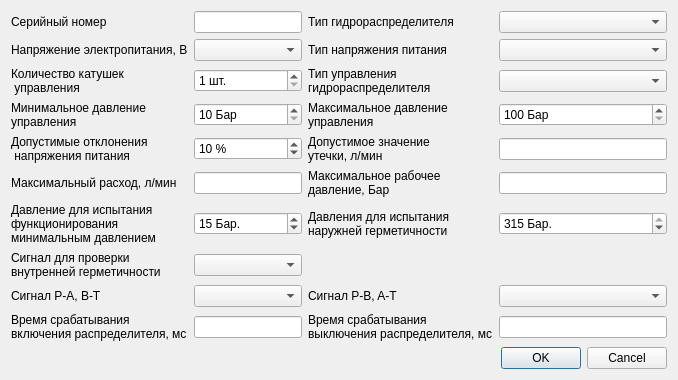
Qt form hydro_title_info.ui (firef0xff/SSHGS01) before a commit.
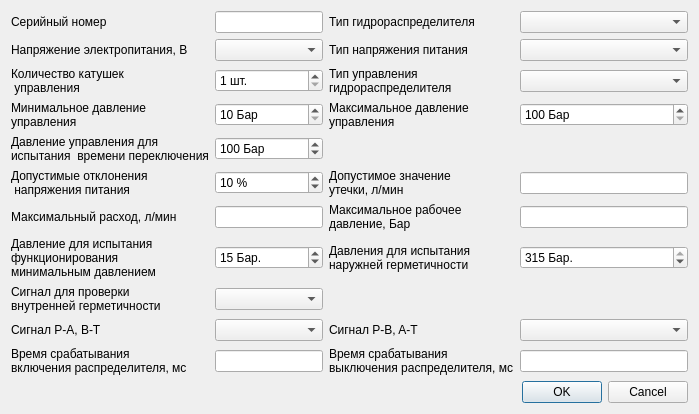
The same form after that commit.

Patch:
```diff
--- a/hydro_title_info.ui
+++ b/hydro_title_info.ui
@@ -74,7 +74,7 @@
        </item>
       </widget>
      </item>
-     <item row="9" column="1">
+     <item row="10" column="1">
       <widget class="QSpinBox" name="MinPressure">
        <property name="toolTip">
         <string>10...100 Бар</string>
@@ -104,7 +104,7 @@
        </property>
       </widget>
      </item>
-     <item row="9" column="3">
+     <item row="10" column="3">
       <widget class="QSpinBox" name="HermPressure">
        <property name="toolTip">
         <string>10...315 Бар</string>
@@ -133,7 +133,7 @@
        </property>
       </widget>
      </item>
-     <item row="11" column="0">
+     <item row="12" column="0">
       <widget class="QLabel" name="l_herm_signal">
        <property name="text">
         <string>Сигнал для проверки
@@ -149,7 +149,7 @@
        </property>
       </widget>
      </item>
-     <item row="13" column="0">
+     <item row="14" column="0">
       <widget class="QLabel" name="l_actuation_on_time">
        <property name="text">
         <string>Время срабатывания
@@ -157,7 +157,7 @@
        </property>
       </widget>
      </item>
-     <item row="6" column="1">
+     <item row="7" column="1">
       <widget class="QSpinBox" name="VoltageRange">
        <property name="toolTip">
         <string>0...30 %</string>
@@ -183,23 +183,18 @@
        </property>
       </widget>
      </item>
-     <item row="7" column="0">
+     <item row="8" column="0">
       <widget class="QLabel" name="l_max_expenditure">
        <property name="text">
         <string>Максимальный расход, л/мин</string>
        </property>
       </widget>
      </item>
-     <item row="13" column="1">
-      <widget class="QLineEdit" name="ActuationOnTime">
-       <property name="toolTip">
-        <string>1...2000 мс</string>
-       </property>
-       <property name="toolTipDuration">
-        <number>1000</number>
-       </property>
-       <property name="clearButtonEnabled">
-        <bool>true</bool>
+     <item row="7" column="0">
+      <widget class="QLabel" name="l_voltage_range">
+       <property name="text">
+        <string>Допустимые отклонения
+ напряжения питания</string>
        </property>
       </widget>
      </item>
@@ -220,6 +215,27 @@
        </item>
       </widget>
      </item>
+     <item row="14" column="1">
+      <widget class="QLineEdit" name="ActuationOnTime">
+       <property name="toolTip">
+        <string>1...2000 мс</string>
+       </property>
+       <property name="toolTipDuration">
+        <number>1000</number>
+       </property>
+       <property name="clearButtonEnabled">
+        <bool>true</bool>
+       </property>
+      </widget>
+     </item>
+     <item row="14" column="2">
+      <widget class="QLabel" name="l_actuation_off_time">
+       <property name="text">
+        <string>Время срабатывания
+выключения распределителя, мс</string>
+       </property>
+      </widget>
+     </item>
      <item row="4" column="1">
       <widget class="QSpinBox" name="ReelCount">
        <property name="suffix">
@@ -233,15 +249,7 @@
        </property>
       </widget>
      </item>
-     <item row="13" column="2">
-      <widget class="QLabel" name="l_actuation_off_time">
-       <property name="text">
-        <string>Время срабатывания
-выключения распределителя, мс</string>
-       </property>
-      </widget>
-     </item>
-     <item row="9" column="0">
+     <item row="10" column="0">
       <widget class="QLabel" name="l_min_pressure">
        <property name="text">
         <string>Давление для испытания
@@ -250,32 +258,7 @@
        </property>
       </widget>
      </item>
-     <item row="11" column="1">
-      <widget class="QComboBox" name="HermSignal">
-       <property name="currentText">
-        <string/>
-       </property>
-       <property name="currentIndex">
-        <number>-1</number>
-       </property>
-       <item>
-        <property name="text">
-         <string>Отсутствует</string>
-        </property>
-       </item>
-       <item>
-        <property name="text">
-         <string>Катушка А</string>
-        </property>
-       </item>
-       <item>
-        <property name="text">
-         <string>Катушка Б</string>
-        </property>
-       </item>
-      </widget>
-     </item>
-     <item row="12" column="1">
+     <item row="13" column="1">
       <widget class="QComboBox" name="PABTSignal">
        <property name="currentIndex">
         <number>-1</number>
@@ -297,21 +280,46 @@
        </item>
       </widget>
      </item>
-     <item row="12" column="0">
+     <item row="13" column="0">
       <widget class="QLabel" name="l_pabt_signal">
        <property name="text">
         <string>Сигнал P-A, B-T</string>
        </property>
       </widget>
      </item>
-     <item row="12" column="2">
+     <item row="12" column="1">
+      <widget class="QComboBox" name="HermSignal">
+       <property name="currentText">
+        <string/>
+       </property>
+       <property name="currentIndex">
+        <number>-1</number>
+       </property>
+       <item>
+        <property name="text">
+         <string>Отсутствует</string>
+        </property>
+       </item>
+       <item>
+        <property name="text">
+         <string>Катушка А</string>
+        </property>
+       </item>
+       <item>
+        <property name="text">
+         <string>Катушка Б</string>
+        </property>
+       </item>
+      </widget>
+     </item>
+     <item row="13" column="2">
       <widget class="QLabel" name="l_pbat_signal">
        <property name="text">
         <string>Сигнал P-B, A-T</string>
        </property>
       </widget>
      </item>
-     <item row="12" column="3">
+     <item row="13" column="3">
       <widget class="QComboBox" name="PBATSignal">
        <property name="currentIndex">
         <number>-1</number>
@@ -357,7 +365,7 @@
        </property>
       </widget>
      </item>
-     <item row="7" column="2">
+     <item row="8" column="2">
       <widget class="QLabel" name="l_max_work_pressure">
        <property name="text">
         <string>Максимальное рабочее
@@ -365,20 +373,7 @@
        </property>
       </widget>
      </item>
-     <item row="13" column="3">
-      <widget class="QLineEdit" name="ActuationOffTime">
-       <property name="toolTip">
-        <string>1...2000 мс</string>
-       </property>
-       <property name="toolTipDuration">
-        <number>1000</number>
-       </property>
-       <property name="clearButtonEnabled">
-        <bool>true</bool>
-       </property>
-      </widget>
-     </item>
-     <item row="9" column="2">
+     <item row="10" column="2">
       <widget class="QLabel" name="l_herm_pressure">
        <property name="text">
         <string>Давления для испытания
@@ -386,11 +381,16 @@
        </property>
       </widget>
      </item>
-     <item row="6" column="0">
-      <widget class="QLabel" name="l_voltage_range">
-       <property name="text">
-        <string>Допустимые отклонения
- напряжения питания</string>
+     <item row="14" column="3">
+      <widget class="QLineEdit" name="ActuationOffTime">
+       <property name="toolTip">
+        <string>1...2000 мс</string>
+       </property>
+       <property name="toolTipDuration">
+        <number>1000</number>
+       </property>
+       <property name="clearButtonEnabled">
+        <bool>true</bool>
        </property>
       </widget>
      </item>
@@ -462,7 +462,15 @@
        </item>
       </widget>
      </item>
-     <item row="7" column="1">
+     <item row="7" column="2">
+      <widget class="QLabel" name="l_lost">
+       <property name="text">
+        <string>Допустимое значение
+утечки, л/мин</string>
+       </property>
+      </widget>
+     </item>
+     <item row="8" column="1">
       <widget class="QLineEdit" name="MaxExpenditure">
        <property name="toolTip">
         <string>10...660 л/мин.</string>
@@ -482,33 +490,55 @@
       </widget>
      </item>
      <item row="7" column="3">
-      <widget class="QLineEdit" name="MaxWorkPressure">
-       <property name="toolTip">
-        <string>10...315 Бар</string>
-       </property>
-       <property name="toolTipDuration">
-        <number>1000</number>
-       </property>
-       <property name="clearButtonEnabled">
-        <bool>true</bool>
-       </property>
-      </widget>
-     </item>
-     <item row="6" column="2">
-      <widget class="QLabel" name="l_lost">
-       <property name="text">
-        <string>Допустимое значение
-утечки, л/мин</string>
-       </property>
-      </widget>
-     </item>
-     <item row="6" column="3">
       <widget class="QLineEdit" name="Lost">
        <property name="toolTip">
         <string>0,01..10  л/мин.</string>
        </property>
       </widget>
      </item>
+     <item row="8" column="3">
+      <widget class="QLineEdit" name="MaxWorkPressure">
+       <property name="toolTip">
+        <string>10...315 Бар</string>
+       </property>
+       <property name="toolTipDuration">
+        <number>1000</number>
+       </property>
+       <property name="clearButtonEnabled">
+        <bool>true</bool>
+       </property>
+      </widget>
+     </item>
+     <item row="6" column="0">
+      <widget class="QLabel" name="l_test_control_Pressure">
+       <property name="text">
+        <string>Давление управления для
+испытания  времени переключения</string>
+       </property>
+      </widget>
+     </item>
+     <item row="6" column="1">
+      <widget class="QSpinBox" name="TestControlPressure">
+       <property name="toolTip">
+        <string>10...300 Бар</string>
+       </property>
+       <property name="toolTipDuration">
+        <number>1000</number>
+       </property>
+       <property name="suffix">
+        <string> Бар</string>
+       </property>
+       <property name="minimum">
+        <number>10</number>
+       </property>
+       <property name="maximum">
+        <number>300</number>
+       </property>
+       <property name="value">
+        <number>100</number>
+       </property>
+      </widget>
+     </item>
     </layout>
    </item>
    <item>
```
Left out of the diff: 16 changed lines with no effect on the pictures.
